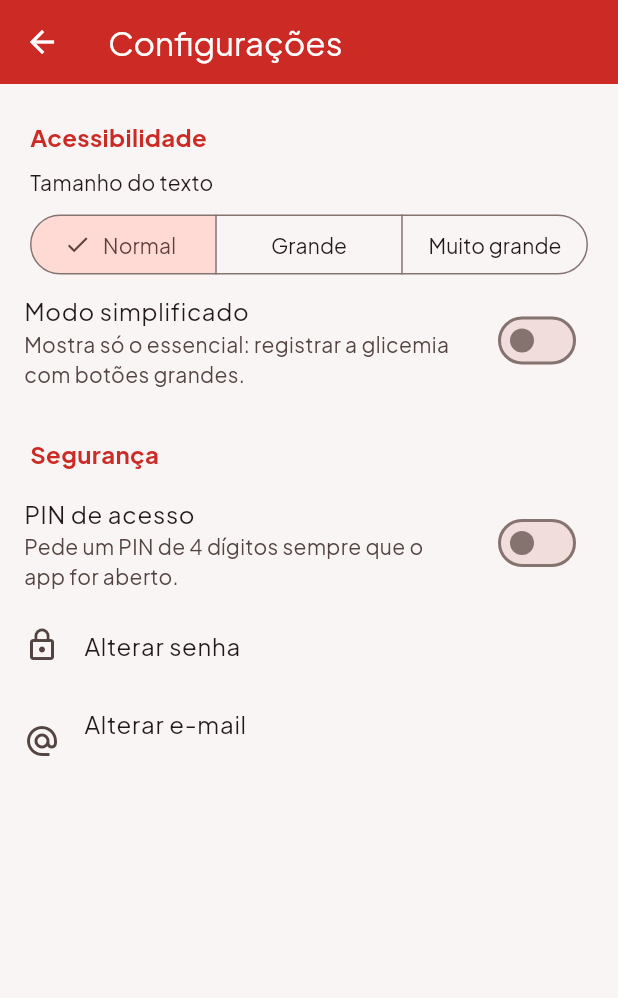
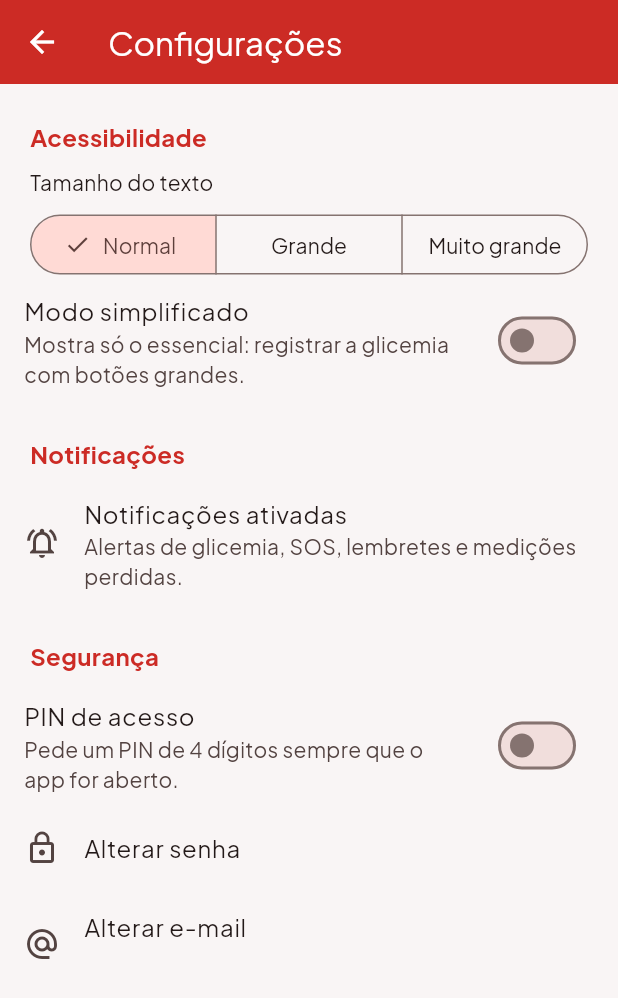
Before and after one commit to brn-l1rou/PulsoFirme, a Flutter app: the ConfiguracoesScreen screen opened directly with empty values, on a phone screen of 412 x 824 dp. Shown: the top 998 px of the screen. Run offline on Flutter 3.47's test engine with Material 3 defaults, Android fonts, the phone set to English and light mode, and no system bars; our stand-ins replace cloud_firestore, cloud_functions, firebase_auth, firebase_core, firebase_messaging, flutter_local_notifications and 6 more; missing offline and left inert: google_mlkit_text_recognition; accounts and stored records are empty; generated files the repository leaves out were written again.

Commit message:
fix: Corrigindo bugs de notificações push

```diff
--- a/lib/screens/configuracoes_screen.dart
+++ b/lib/screens/configuracoes_screen.dart
@@ -5,6 +5,7 @@ import 'package:flutter/services.dart';
 import '../controllers/preferencias_controller.dart';
 import '../controllers/sessao_controller.dart';
 import '../services/auth_service.dart';
+import '../services/notificacao_service.dart';
 import '../services/pin_service.dart';
 import '../theme/app_colors.dart';
 import '../utils/validadores.dart';
@@ -23,7 +24,9 @@ class _ConfiguracoesScreenState extends State<ConfiguracoesScreen> {
   final PreferenciasController _preferencias = PreferenciasController.instancia;
   final PinService _pinService = PinService();
   final AuthService _authService = AuthService();
+  final NotificacaoService _notificacoes = NotificacaoService();
   bool? _temPin;
+  bool? _notificacoesAtivas;
 
   String get _uid => widget.sessao.usuario!.uid;
 
@@ -35,6 +38,39 @@ class _ConfiguracoesScreenState extends State<ConfiguracoesScreen> {
         setState(() => _temPin = tem);
       }
     });
+    _notificacoes.notificacoesAtivas().then((ativas) {
+      if (mounted) {
+        setState(() => _notificacoesAtivas = ativas);
+      }
+    });
+  }
+
+  // RF10: se a permissão foi negada, o usuário não recebe nenhum alerta.
+  Future<void> _ativarNotificacoes() async {
+    final ativas = await _notificacoes.pedirPermissao();
+    if (!mounted) {
+      return;
+    }
+    setState(() => _notificacoesAtivas = ativas);
+    if (!ativas) {
+      await showDialog<void>(
+        context: context,
+        builder: (context) => AlertDialog(
+          title: const Text('Ative as notificações'),
+          content: const Text(
+            'O Android bloqueou as notificações do Pulso Firme. Abra as '
+            'Configurações do celular > Apps > Pulso Firme > Notificações e '
+            'ative "Permitir notificações" e o canal "Alertas de glicemia".',
+          ),
+          actions: [
+            TextButton(
+              onPressed: () => Navigator.pop(context),
+              child: const Text('Entendi'),
+            ),
+          ],
+        ),
+      );
+    }
   }
 
   Future<void> _alternarPin(bool ativar) async {
@@ -171,6 +207,27 @@ class _ConfiguracoesScreenState extends State<ConfiguracoesScreen> {
                   Navigator.pop(context);
                 }
               },
+            ),
+            _secao('Notificações'),
+            ListTile(
+              leading: Icon(
+                _notificacoesAtivas == false
+                    ? Icons.notifications_off_outlined
+                    : Icons.notifications_active_outlined,
+                color: _notificacoesAtivas == false ? AppColors.primaria : null,
+              ),
+              title: Text(
+                _notificacoesAtivas == false
+                    ? 'Notificações desativadas'
+                    : 'Notificações ativadas',
+              ),
+              subtitle: Text(
+                _notificacoesAtivas == false
+                    ? 'Você não receberá alertas, lembretes nem pedidos de SOS. '
+                        'Toque para ativar.'
+                    : 'Alertas de glicemia, SOS, lembretes e medições perdidas.',
+              ),
+              onTap: _notificacoesAtivas == false ? _ativarNotificacoes : null,
             ),
             _secao('Segurança'),
             SwitchListTile(
--- a/pubspec.yaml
+++ b/pubspec.yaml
@@ -53,6 +53,7 @@ dependencies:
   crypto: ^3.0.8
   flutter_localizations:
     sdk: flutter
+  flutter_local_notifications: ^22.3.3
 
 dev_dependencies:
   flutter_test:
```
Also changed, not shown: lib/screens/home_screen.dart (+3 -22 lines), lib/services/notificacao_service.dart (+78 -6 lines), pubspec.lock, 12 other files.
